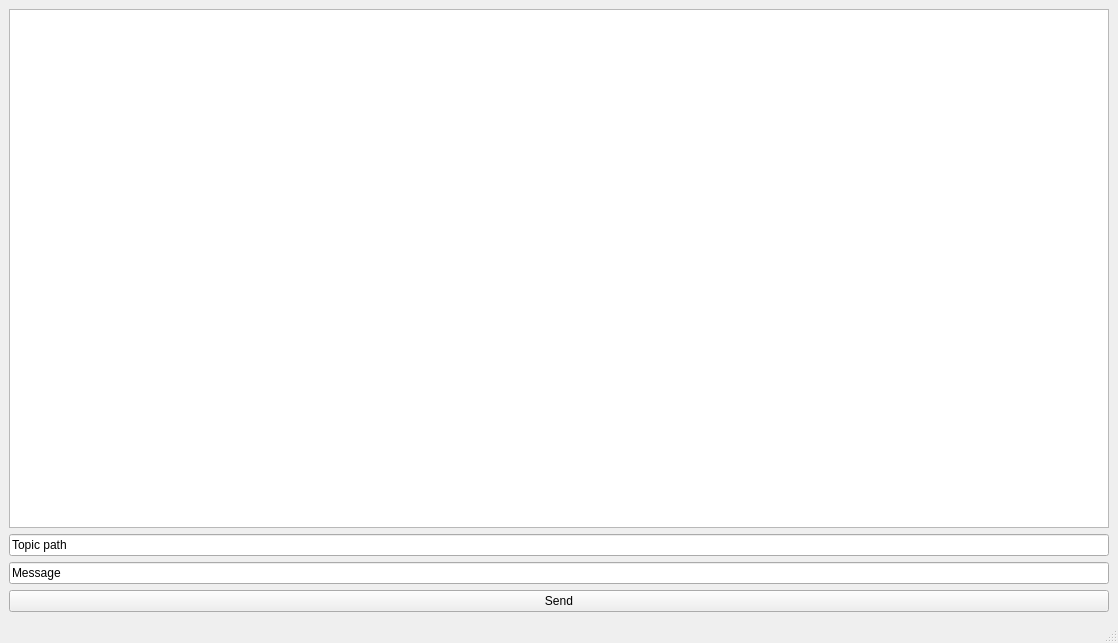
Before: the Qt Designer form src/ui/messagepool.ui in vsokolov00/mqtt-explorer, drawn with Qt 5.
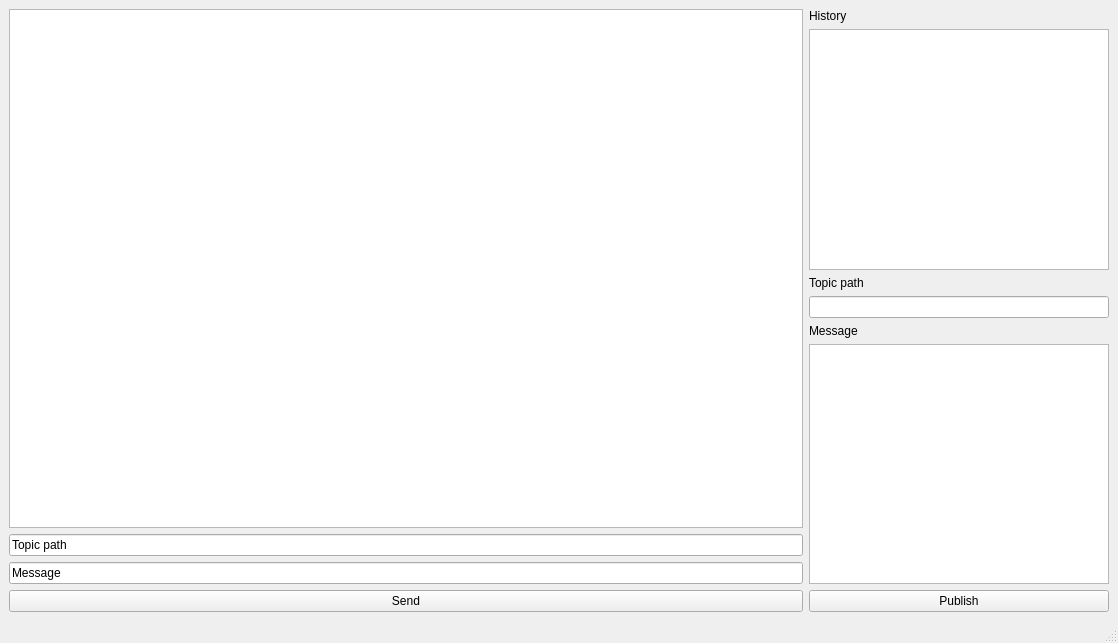
After: the same form once the commit is applied.

Commit message: Message history, last message, publish message functions

What changed in the file:
```diff
--- a/src/ui/messagepool.ui
+++ b/src/ui/messagepool.ui
@@ -16,6 +16,16 @@
   <widget class="QWidget" name="centralwidget">
    <layout class="QVBoxLayout" name="verticalLayout_2">
     <item>
+     <layout class="QHBoxLayout" name="horizontalLayout">
+      <property name="topMargin">
+       <number>0</number>
+      </property>
+      <item>
+       <layout class="QVBoxLayout" name="tree">
+        <property name="leftMargin">
+         <number>0</number>
+        </property>
+        <item>
      <widget class="QTreeView" name="messageList">
       <property name="sizeAdjustPolicy">
        <enum>QAbstractScrollArea::AdjustToContentsOnFirstShow</enum>
@@ -45,6 +55,87 @@
        <string>Send</string>
       </property>
      </widget>
+        </item>
+       </layout>
+      </item>
+      <item>
+       <layout class="QVBoxLayout" name="verticalLayout_5">
+        <property name="leftMargin">
+         <number>0</number>
+        </property>
+        <item>
+         <widget class="QLabel" name="label">
+          <property name="text">
+           <string>History</string>
+          </property>
+         </widget>
+        </item>
+        <item>
+         <widget class="QListWidget" name="listWidget">
+          <property name="sizePolicy">
+           <sizepolicy hsizetype="Preferred" vsizetype="Expanding">
+            <horstretch>0</horstretch>
+            <verstretch>0</verstretch>
+           </sizepolicy>
+          </property>
+          <property name="minimumSize">
+           <size>
+            <width>300</width>
+            <height>0</height>
+           </size>
+          </property>
+          <property name="maximumSize">
+           <size>
+            <width>100</width>
+            <height>16777215</height>
+           </size>
+          </property>
+         </widget>
+        </item>
+        <item>
+         <widget class="QLabel" name="label_2">
+          <property name="text">
+           <string>Topic path</string>
+          </property>
+         </widget>
+        </item>
+        <item>
+         <widget class="QLineEdit" name="path">
+          <property name="sizePolicy">
+           <sizepolicy hsizetype="Minimum" vsizetype="Fixed">
+            <horstretch>0</horstretch>
+            <verstretch>0</verstretch>
+           </sizepolicy>
+          </property>
+         </widget>
+        </item>
+        <item>
+         <widget class="QLabel" name="label_3">
+          <property name="text">
+           <string>Message</string>
+          </property>
+         </widget>
+        </item>
+        <item>
+         <widget class="QPlainTextEdit" name="msg_to_publish">
+          <property name="sizePolicy">
+           <sizepolicy hsizetype="Minimum" vsizetype="Expanding">
+            <horstretch>0</horstretch>
+            <verstretch>0</verstretch>
+           </sizepolicy>
+          </property>
+         </widget>
+        </item>
+        <item>
+         <widget class="QPushButton" name="pushButton">
+          <property name="text">
+           <string>Publish</string>
+          </property>
+         </widget>
+        </item>
+       </layout>
+      </item>
+     </layout>
     </item>
    </layout>
   </widget>
```
Lines whose indentation alone changed are shown as unchanged. The commit also changes 8 other files.
